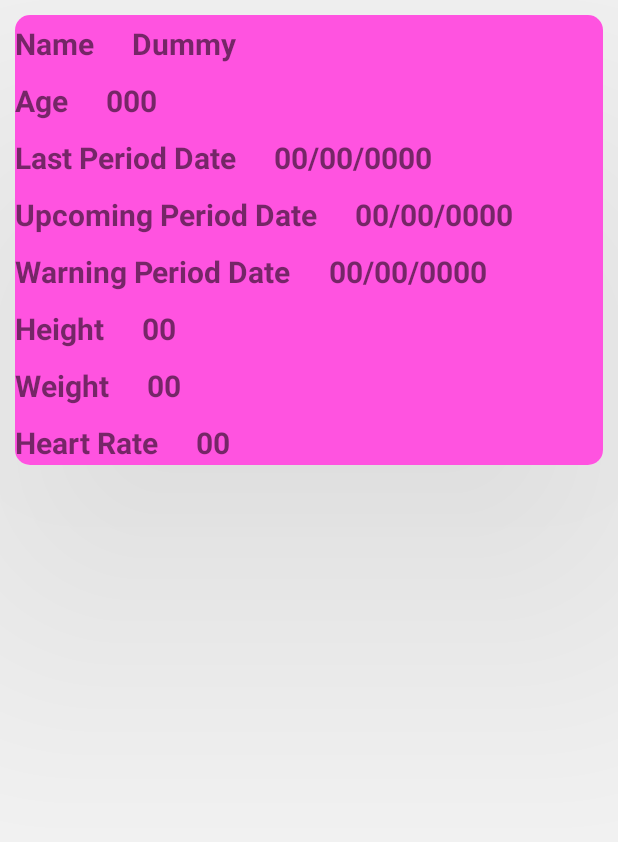
After one commit to Jhenkar-KC/pando, an Android app: the layout item.xml on its own in the app's theme, with its tools: preview values and no code run, on a phone screen of 412 x 824 dp. The commit adds this screen. Shown: the top 842 px of the screen. Run offline under Robolectric (Android 15) with nearby library versions, the phone set to English and light mode, and no system bars.

Commit message:
Initial Commit 02

```diff
--- a/app/src/main/java/com/example/pando/SignInActivity.java
+++ b/app/src/main/java/com/example/pando/SignInActivity.java
@@ -37,10 +37,6 @@ public class SignInActivity extends AppCompatActivity {
 
             //Get Firebase auth instance
             auth = FirebaseAuth.getInstance();
-
-
-
-
             email_TV = (EditText) findViewById(R.id.emailTextView);
             password_TV = (EditText) findViewById(R.id.passwordTextView);
             register_button = (Button) findViewById(R.id.register_details);
--- /dev/null
+++ b/app/src/main/res/layout/item.xml
@@ -0,0 +1,208 @@
+<?xml version="1.0" encoding="utf-8"?>
+<androidx.cardview.widget.CardView xmlns:android="http://schemas.android.com/apk/res/android"
+    xmlns:app="http://schemas.android.com/apk/res-auto"
+    android:layout_width="match_parent"
+    android:layout_height="300dp"
+    android:layout_margin="10dp"
+    android:background="#FF53E0"
+    android:padding="10dp"
+    app:cardCornerRadius="10dp"
+    android:id="@+id/cardViewy"
+    app:cardElevation="200dp">
+
+    <LinearLayout
+        android:layout_width="match_parent"
+        android:layout_height="wrap_content"
+        android:background="#FF53E0"
+        android:orientation="vertical">
+
+        <LinearLayout
+            android:layout_width="match_parent"
+            android:layout_height="wrap_content"
+            android:orientation="horizontal">
+            <TextView
+                android:layout_width="wrap_content"
+                android:layout_height="wrap_content"
+                android:text="Name"
+                android:textSize="20sp"
+                android:textStyle="bold" />
+            <TextView
+                android:layout_width="wrap_content"
+                android:layout_height="wrap_content"
+                android:text="Dummy"
+                android:padding="5dp"
+                android:layout_marginStart="20dp"
+                android:textSize="20sp"
+                android:textStyle="bold"
+                android:id="@+id/usernameCardView"/>
+        </LinearLayout>
+
+        <LinearLayout
+            android:layout_width="match_parent"
+            android:layout_height="wrap_content"
+            android:orientation="horizontal">
+            <TextView
+                android:layout_width="wrap_content"
+                android:layout_height="wrap_content"
+                android:text="Age"
+                android:textSize="20sp"
+                android:textStyle="bold" />
+            <TextView
+                android:layout_width="wrap_content"
+                android:layout_height="wrap_content"
+                android:text="000"
+                android:padding="5dp"
+                android:layout_marginStart="20dp"
+                android:textSize="20sp"
+                android:textStyle="bold"
+                android:id="@+id/ageCardView"/>
+        </LinearLayout>
+
+
+        <LinearLayout
+            android:layout_width="match_parent"
+            android:layout_height="wrap_content"
+            android:orientation="horizontal">
+            <TextView
+                android:layout_width="wrap_content"
+                android:layout_height="wrap_content"
+                android:text="Last Period Date"
+                android:textSize="20sp"
+                android:textStyle="bold" />
+            <TextView
+                android:layout_width="wrap_content"
+                android:layout_height="wrap_content"
+                android:text="00/00/0000"
+                android:padding="5dp"
+                android:layout_marginStart="20dp"
+                android:textSize="20sp"
+                android:textStyle="bold"
+                android:id="@+id/last_period_dateCardView"/>
+        </LinearLayout>
+
+        <LinearLayout
+            android:layout_width="match_parent"
+            android:layout_height="wrap_content"
+            android:orientation="horizontal">
+            <TextView
+                android:layout_width="wrap_content"
+                android:layout_height="wrap_content"
+                android:text="Upcoming Period Date"
+                android:textSize="20sp"
+                android:textStyle="bold" />
+            <TextView
+                android:layout_width="wrap_content"
+                android:layout_height="wrap_content"
+                android:text="00/00/0000"
+                android:padding="5dp"
+                android:layout_marginStart="20dp"
+                android:textSize="20sp"
+                android:textStyle="bold"
+                android:id="@+id/upcomingPeriodDateCardView"/>
+        </LinearLayout>
+
+
+        <LinearLayout
+            android:layout_width="match_parent"
+            android:layout_height="wrap_content"
+            android:orientation="horizontal">
+            <TextView
+                android:layout_width="wrap_content"
+                android:layout_height="wrap_content"
+                android:text="Warning Period Date"
+                android:textSize="20sp"
+                android:textStyle="bold" />
+            <TextView
+                android:layout_width="wrap_content"
+                android:layout_height="wrap_content"
+                android:text="00/00/0000"
+                android:layout_marginStart="20dp"
+                android:textSize="20sp"
+                android:padding="5dp"
+                android:textStyle="bold"
+                android:id="@+id/warningPeriodDateCardView"/>
+        </LinearLayout>
+        <LinearLayout
+            android:layout_width="match_parent"
+            android:layout_height="wrap_content"
+            android:orientation="horizontal">
+            <TextView
+                android:layout_width="wrap_content"
+                android:layout_height="wrap_content"
+                android:text="Height"
+                android:textSize="20sp"
+                android:textStyle="bold" />
+            <TextView
+                android:layout_width="wrap_content"
+                android:layout_height="wrap_content"
+                android:text="00"
+                android:padding="5dp"
+                android:layout_marginStart="20dp"
+                android:textSize="20sp"
+                android:textStyle="bold"
+                android:id="@+id/heightCardView"/>
+        </LinearLayout>
+        <LinearLayout
+            android:layout_width="match_parent"
+            android:layout_height="wrap_content"
+            android:orientation="horizontal">
+            <TextView
+                android:layout_width="wrap_content"
+                android:layout_height="wrap_content"
+                android:text="Weight"
+                android:textSize="20sp"
+                android:textStyle="bold" />
+            <TextView
+                android:layout_width="wrap_content"
+                android:layout_height="wrap_content"
+                android:text="00"
+                android:layout_marginStart="20dp"
+                android:textSize="20sp"
+                android:padding="5dp"
+                android:textStyle="bold"
+                android:id="@+id/weightCardView"/>
+        </LinearLayout>
+        <LinearLayout
+            android:layout_width="match_parent"
+            android:layout_height="wrap_content"
+            android:orientation="horizontal">
+            <TextView
+                android:layout_width="wrap_content"
+                android:layout_height="wrap_content"
+                android:text="Heart Rate"
+                android:textSize="20sp"
+                android:textStyle="bold" />
+            <TextView
+                android:layout_width="wrap_content"
+                android:layout_height="wrap_content"
+                android:text="00"
+                android:layout_marginStart="20dp"
+                android:textSize="20sp"
+                android:textStyle="bold"
+                android:padding="5dp"
+                android:id="@+id/heart_rateCardView"/>
+        </LinearLayout>
+        <LinearLayout
+            android:layout_width="match_parent"
+            android:layout_height="wrap_content"
+            android:orientation="horizontal">
+            <TextView
+                android:layout_width="wrap_content"
+                android:layout_height="wrap_content"
+                android:text="Blood Pressure"
+                android:textSize="20sp"
+                android:textStyle="bold" />
+            <TextView
+                android:layout_width="wrap_content"
+                android:layout_height="wrap_content"
+                android:text="00"
+                android:padding="5dp"
+                android:layout_marginStart="20dp"
+                android:textSize="20sp"
+                android:textStyle="bold"
+                android:id="@+id/blood_pressureCardView"/>
+        </LinearLayout>
+    </LinearLayout>
+
+
+</androidx.cardview.widget.CardView>
```
Also changed, not shown: app/src/main/java/com/example/pando/DetailsActivity.java (+2 -5 lines), app/src/main/java/com/example/pando/InformationActivity.java (+43 -8 lines), app/src/main/java/com/example/pando/UserHealthInfo.java (+1 -8 lines), app/src/main/java/com/example/pando/UserHealthInfoAdaptor.java (added, +69 -0 lines), app/src/main/res/layout/activity_main_information.xml (+7 -84 lines).
